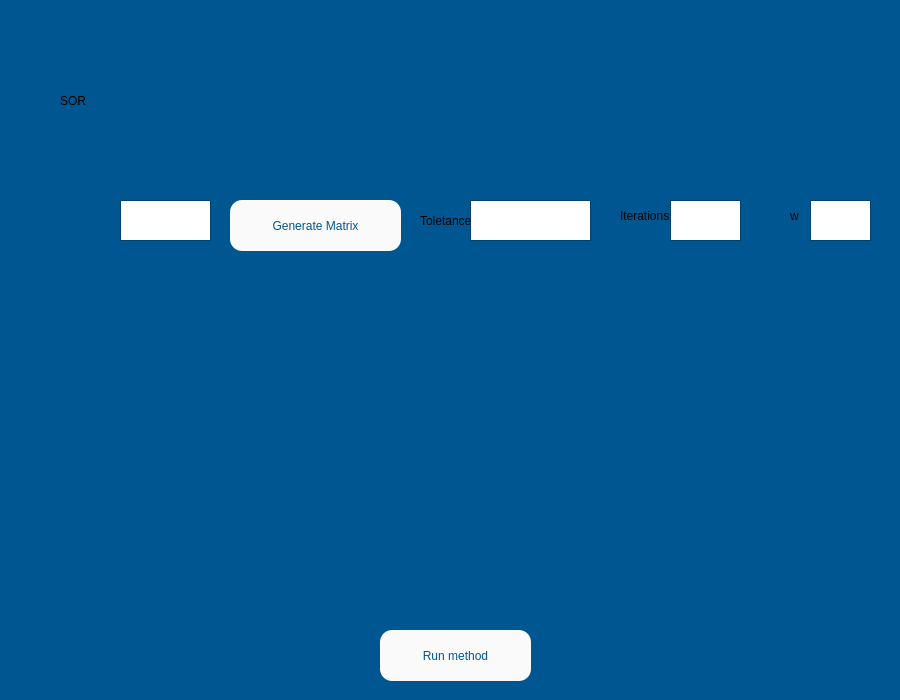
This is Designer/sor_window.ui in ManuelG28/Numerikiando as Qt 5 draws it before an edit. The edited form follows.
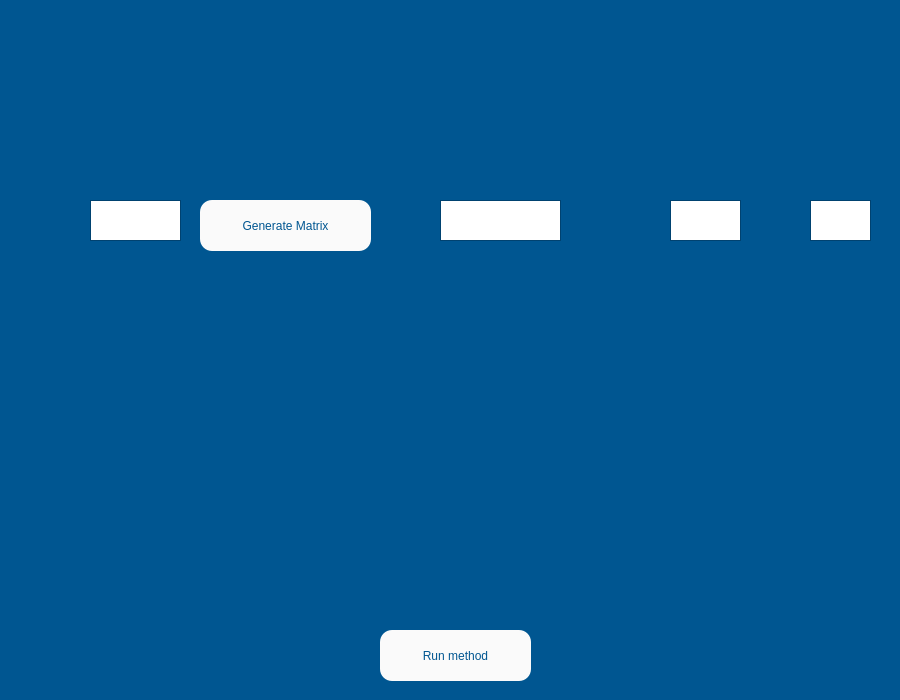
This is the edited form. Icons and pictures are not drawn.

Commit message: Valeria Images

```diff
--- a/Designer/sor_window.ui
+++ b/Designer/sor_window.ui
@@ -102,7 +102,7 @@
     <string notr="true"/>
    </property>
    <property name="text">
-    <string>SOR</string>
+    <string/>
    </property>
   </widget>
   <widget class="QLabel" name="label_5">
@@ -110,7 +110,7 @@
     <rect>
      <x>30</x>
      <y>200</y>
-     <width>81</width>
+     <width>61</width>
      <height>41</height>
     </rect>
    </property>
@@ -124,7 +124,7 @@
   <widget class="QTextEdit" name="n_input">
    <property name="geometry">
     <rect>
-     <x>120</x>
+     <x>90</x>
      <y>200</y>
      <width>91</width>
      <height>41</height>
@@ -139,7 +139,7 @@
   <widget class="QPushButton" name="matrix_button">
    <property name="geometry">
     <rect>
-     <x>230</x>
+     <x>200</x>
      <y>200</y>
      <width>171</width>
      <height>51</height>
@@ -179,7 +179,7 @@
   <widget class="QTextEdit" name="t_input">
    <property name="geometry">
     <rect>
-     <x>470</x>
+     <x>440</x>
      <y>200</y>
      <width>121</width>
      <height>41</height>
@@ -194,14 +194,17 @@
   <widget class="QLabel" name="label_2">
    <property name="geometry">
     <rect>
-     <x>420</x>
-     <y>210</y>
+     <x>400</x>
+     <y>200</y>
      <width>61</width>
-     <height>21</height>
+     <height>41</height>
     </rect>
    </property>
+   <property name="styleSheet">
+    <string notr="true">image: url(:/images/t.png);</string>
+   </property>
    <property name="text">
-    <string>Toletance</string>
+    <string/>
    </property>
   </widget>
   <widget class="QTextEdit" name="iter_input">
@@ -222,14 +225,17 @@
   <widget class="QLabel" name="label_3">
    <property name="geometry">
     <rect>
-     <x>620</x>
+     <x>600</x>
      <y>200</y>
-     <width>51</width>
-     <height>31</height>
+     <width>71</width>
+     <height>51</height>
     </rect>
    </property>
+   <property name="styleSheet">
+    <string notr="true">image: url(:/images/nmax.png);</string>
+   </property>
    <property name="text">
-    <string>Iterations</string>
+    <string/>
    </property>
   </widget>
   <widget class="QTextEdit" name="w_input">
@@ -250,14 +256,17 @@
   <widget class="QLabel" name="label_w">
    <property name="geometry">
     <rect>
-     <x>790</x>
-     <y>200</y>
-     <width>21</width>
-     <height>31</height>
+     <x>760</x>
+     <y>190</y>
+     <width>51</width>
+     <height>51</height>
     </rect>
    </property>
+   <property name="styleSheet">
+    <string notr="true">image: url(:/images/w.png);</string>
+   </property>
    <property name="text">
-    <string>w</string>
+    <string/>
    </property>
   </widget>
  </widget>
```
Left out of the diff: 2 changed lines with no effect on the pictures. The commit also changes 11 other files.
